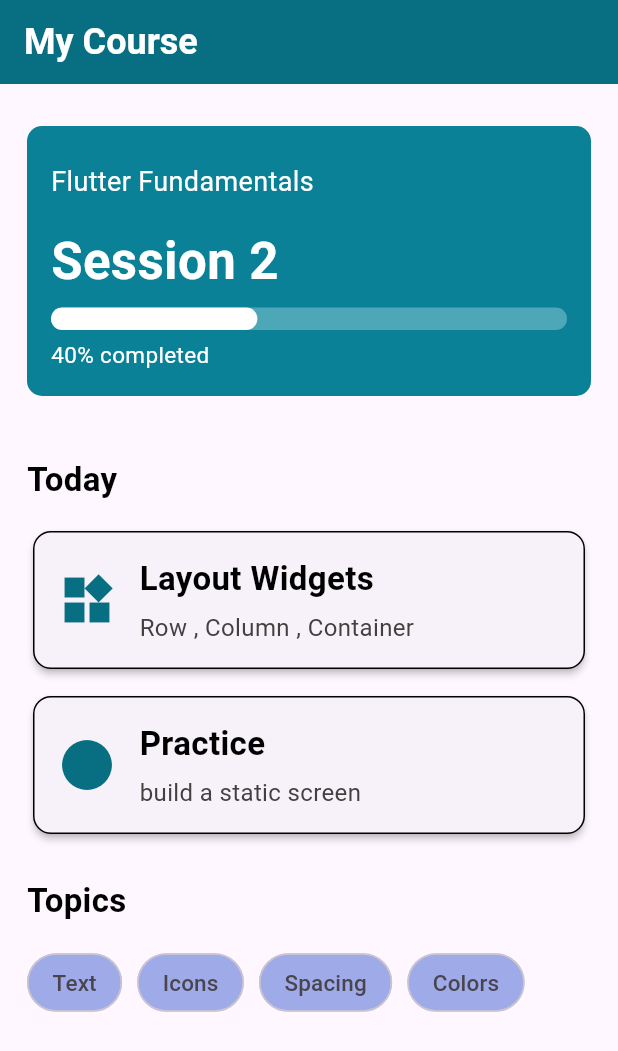
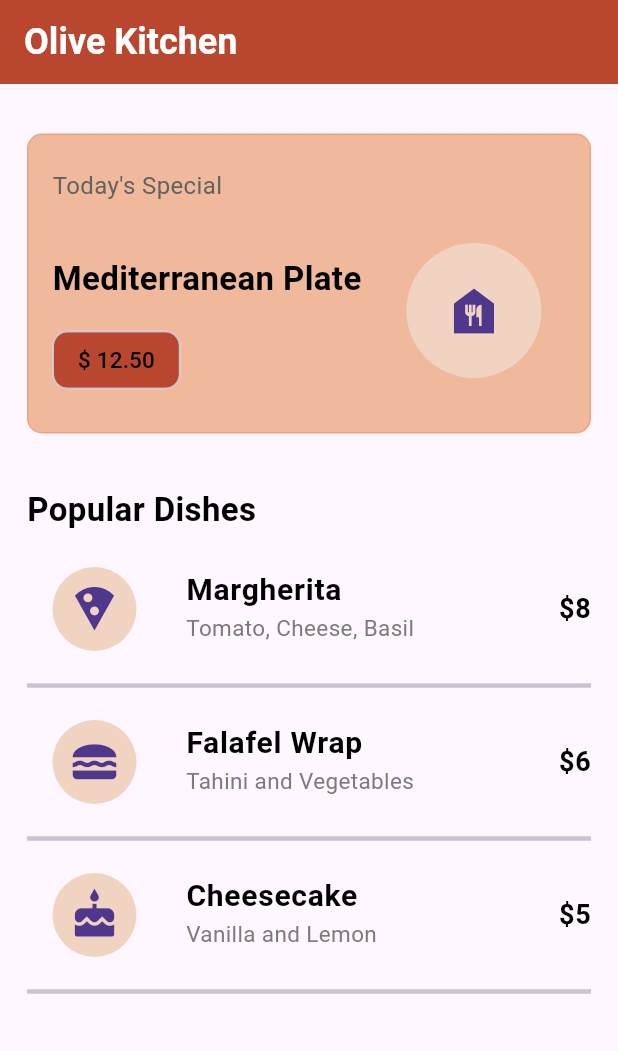
Before and after one commit to samish12/flutter_homeworks, a Flutter app: the screen it shows after launch, on a phone screen of 412 x 824 dp. Shown: the top 1051 px of the screen. Run offline on Flutter 3.47's test engine with Material 3 defaults, Android fonts, the phone set to English and light mode, and no system bars; missing offline and left inert: dart:ffi.

Commit message:
third task done

```diff
--- a/lib/main.dart
+++ b/lib/main.dart
@@ -2,9 +2,10 @@ import 'package:flutter/material.dart';
 
 import 'task_1_profile.dart';
 import 'task_2_course_dashboard.dart';
+import 'task_3_restaurant_menu.dart';
 
 void main() {
   runApp(
-    MaterialApp(debugShowCheckedModeBanner: false, home: CourseDashboard()),
+    MaterialApp(debugShowCheckedModeBanner: false, home: RestaurantMenu()),
   );
 }
--- a/lib/task_3_restaurant_menu.dart
+++ b/lib/task_3_restaurant_menu.dart
@@ -0,0 +1,204 @@
+import 'package:flutter/material.dart';
+
+class RestaurantMenu extends StatelessWidget {
+  @override
+  Widget build(BuildContext context) {
+    return Scaffold(
+      appBar: AppBar(
+        title: Text(
+          "Olive Kitchen",
+          style: TextStyle(
+            fontSize: 24,
+            fontWeight: FontWeight.bold,
+            color: Colors.white,
+          ),
+        ),
+        backgroundColor: Color(0xffb9462e),
+      ),
+      body: ListView(
+        padding: EdgeInsets.all(18.0),
+        children: [
+          SizedBox(height: 15),
+          Container(
+            padding: EdgeInsets.all(16.0),
+            height: 200,
+            width: 10,
+            decoration: BoxDecoration(
+              color: Color.fromARGB(255, 240, 185, 156),
+              border: Border.all(
+                color: Color.fromARGB(255, 237, 163, 123),
+                width: 1,
+              ),
+              borderRadius: BorderRadius.circular(10),
+            ),
+            child: Column(
+              crossAxisAlignment: CrossAxisAlignment.start,
+              children: [
+                SizedBox(height: 6),
+                Text(
+                  "Today's Special",
+                  style: TextStyle(
+                    fontSize: 16,
+                    color: const Color.fromARGB(255, 98, 98, 98),
+                  ),
+                ),
+                SizedBox(height: 15),
+                Row(
+                  children: [
+                    Column(
+                      crossAxisAlignment: CrossAxisAlignment.start,
+                      children: [
+                        SizedBox(height: 20),
+                        Text(
+                          "Mediterranean Plate",
+                          style: TextStyle(
+                            fontSize: 22,
+                            fontWeight: FontWeight.bold,
+                            color: Colors.black,
+                          ),
+                        ),
+                        SizedBox(height: 15),
+                        Chip(
+                          label: Text("\$ 12.50"),
+                          labelStyle: TextStyle(
+                            fontSize: 15,
+                            color: Colors.black,
+                          ),
+                          backgroundColor: Color(0xffb9462e),
+                          shape: RoundedRectangleBorder(
+                            borderRadius: BorderRadiusGeometry.circular(10),
+                          ),
+                        ),
+                      ],
+                    ),
+                    SizedBox(width: 30),
+                    CircleAvatar(
+                      radius: 45,
+                      child: Icon(Icons.food_bank, size: 40),
+                      backgroundColor: Color.fromARGB(255, 241, 211, 194),
+                    ),
+                  ],
+                ),
+              ],
+            ),
+          ),
+          SizedBox(height: 35),
+          Text(
+            "Popular Dishes",
+            style: TextStyle(
+              fontSize: 22,
+              fontWeight: FontWeight.bold,
+              color: Colors.black,
+            ),
+          ),
+          SizedBox(height: 5),
+          ListTile(
+            leading: CircleAvatar(
+              child: Icon(Icons.local_pizza, size: 35),
+              backgroundColor: Color.fromARGB(255, 241, 211, 194),
+              radius: 45,
+            ),
+            title: Text(
+              "Margherita",
+              style: TextStyle(
+                fontSize: 20,
+                fontWeight: FontWeight.bold,
+                color: Colors.black,
+              ),
+            ),
+            subtitle: Text(
+              "Tomato, Cheese, Basil",
+              style: TextStyle(
+                fontSize: 15,
+                color: const Color.fromARGB(255, 123, 123, 123),
+              ),
+            ),
+            trailing: Text(
+              "\$8",
+              style: TextStyle(
+                fontSize: 18,
+                fontWeight: FontWeight.bold,
+                color: Colors.black,
+              ),
+            ),
+            contentPadding: EdgeInsets.symmetric(
+              horizontal: 0.0,
+              vertical: 10.0,
+            ),
+          ),
+          Divider(height: 10, thickness: 3),
+          ListTile(
+            leading: CircleAvatar(
+              child: Icon(Icons.lunch_dining, size: 35),
+              backgroundColor: Color.fromARGB(255, 241, 211, 194),
+              radius: 45,
+            ),
+            title: Text(
+              "Falafel Wrap",
+              style: TextStyle(
+                fontSize: 20,
+                fontWeight: FontWeight.bold,
+                color: Colors.black,
+              ),
+            ),
+            subtitle: Text(
+              "Tahini and Vegetables",
+              style: TextStyle(
+                fontSize: 15,
+                color: const Color.fromARGB(255, 123, 123, 123),
+              ),
+            ),
+            trailing: Text(
+              "\$6",
+              style: TextStyle(
+                fontSize: 18,
+                fontWeight: FontWeight.bold,
+                color: Colors.black,
+              ),
+            ),
+            contentPadding: EdgeInsets.symmetric(
+              horizontal: 0.0,
+              vertical: 10.0,
+            ),
+          ),
+          Divider(height: 10, thickness: 3),
+          ListTile(
+            leading: CircleAvatar(
+              child: Icon(Icons.cake, size: 35),
+              backgroundColor: Color.fromARGB(255, 241, 211, 194),
+              radius: 45,
+            ),
+            title: Text(
+              "Cheesecake",
+              style: TextStyle(
+                fontSize: 20,
+                fontWeight: FontWeight.bold,
+                color: Colors.black,
+              ),
+            ),
+            subtitle: Text(
+              "Vanilla and Lemon",
+              style: TextStyle(
+                fontSize: 15,
+                color: const Color.fromARGB(255, 123, 123, 123),
+              ),
+            ),
+            trailing: Text(
+              "\$5",
+              style: TextStyle(
+                fontSize: 18,
+                fontWeight: FontWeight.bold,
+                color: Colors.black,
+              ),
+            ),
+            contentPadding: EdgeInsets.symmetric(
+              horizontal: 0.0,
+              vertical: 10.0,
+            ),
+          ),
+          Divider(height: 10, thickness: 3),
+        ],
+      ),
+    );
+  }
+}
```
